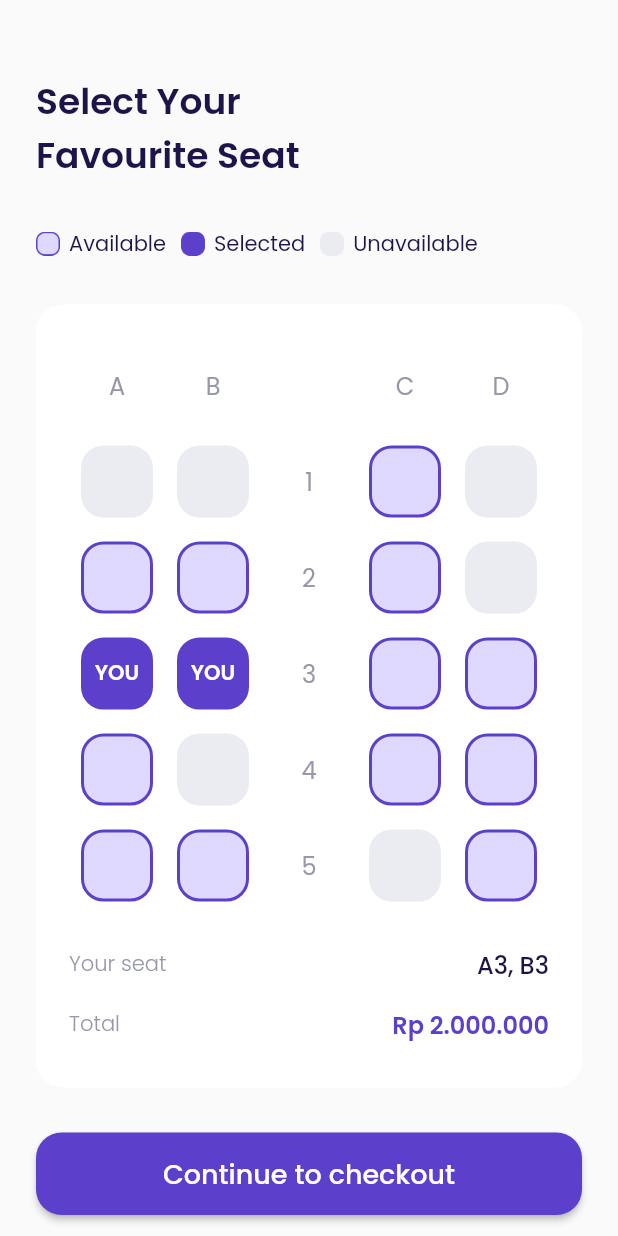
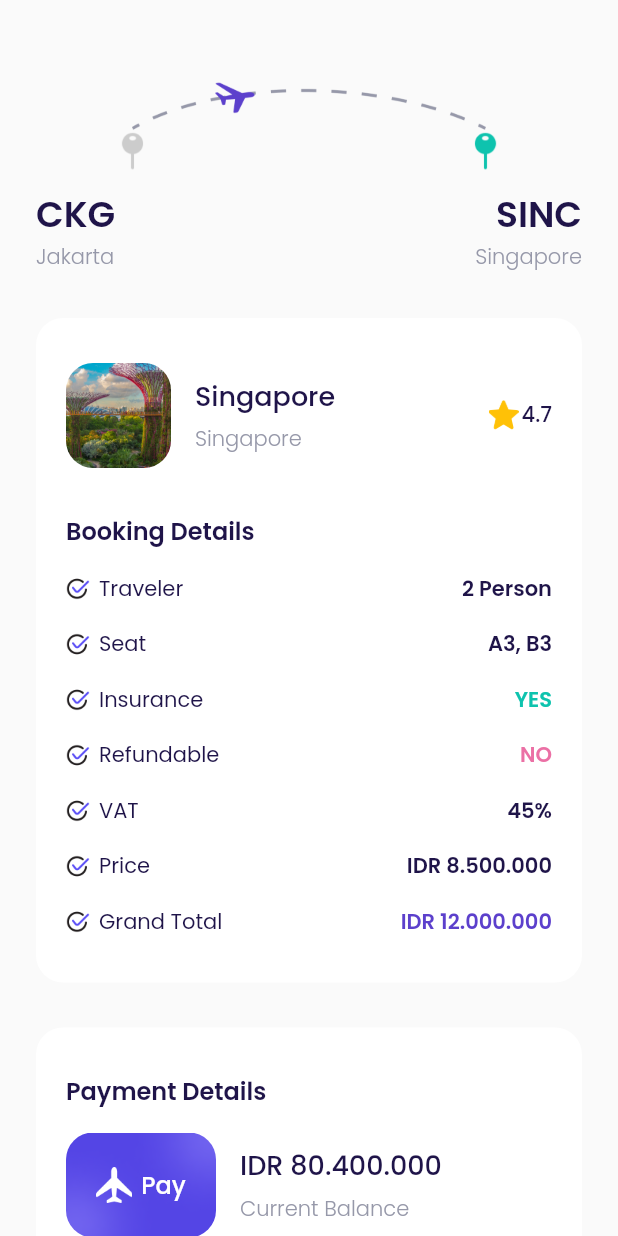
Before and after one commit to uzifauzi/Airplane-App, a Flutter app: the ChooseSeatPage screen opened directly, after a tap on "Continue to checkout", on a phone screen of 412 x 824 dp. Run offline on Flutter 3.47's test engine with Material 2 defaults, Android fonts, the phone set to English and light mode, and no system bars; our stand-ins replace google_fonts; missing offline and left inert: dart:ffi.

Commit message:
refactor: finish checkoutpage

```diff
--- /dev/null
+++ b/lib/ui/pages/checkout_page.dart
@@ -0,0 +1,364 @@
+import 'package:airplane_app/shared/theme.dart';
+import 'package:airplane_app/ui/widgets/booking_detail_item.dart';
+import 'package:airplane_app/ui/widgets/custom_button.dart';
+import 'package:flutter/material.dart';
+
+class CheckoutPage extends StatelessWidget {
+  const CheckoutPage({super.key});
+
+  @override
+  Widget build(BuildContext context) {
+    Widget route() {
+      return Container(
+        margin: EdgeInsets.only(
+          top: 50,
+        ),
+        child: Column(
+          children: [
+            Container(
+              width: 291,
+              height: 65,
+              margin: EdgeInsets.only(
+                bottom: 10,
+              ),
+              decoration: BoxDecoration(
+                  image: DecorationImage(
+                      image: AssetImage(
+                'assets/image_checkout.png',
+              ))),
+            ),
+            Row(
+              mainAxisAlignment: MainAxisAlignment.spaceBetween,
+              children: [
+                Column(
+                  crossAxisAlignment: CrossAxisAlignment.start,
+                  children: [
+                    Text(
+                      'CKG',
+                      style: blackTextStyle.copyWith(
+                        fontSize: 24,
+                        fontWeight: semiBold,
+                      ),
+                    ),
+                    Text(
+                      'Jakarta',
+                      style: greyTextStyle.copyWith(
+                        fontWeight: light,
+                      ),
+                    )
+                  ],
+                ),
+                Column(
+                  crossAxisAlignment: CrossAxisAlignment.end,
+                  children: [
+                    Text(
+                      'SINC',
+                      style: blackTextStyle.copyWith(
+                        fontSize: 24,
+                        fontWeight: semiBold,
+                      ),
+                    ),
+                    Text(
+                      'Singapore',
+                      style: greyTextStyle.copyWith(
+                        fontWeight: light,
+                      ),
+                    )
+                  ],
+                )
+              ],
+            )
+          ],
+        ),
+      );
+    }
+
+    Widget bookingDetails() {
+      return Container(
+        padding: EdgeInsets.symmetric(
+          horizontal: 20,
+          vertical: 30,
+        ),
+        margin: EdgeInsets.only(
+          top: 30,
+        ),
+        decoration: BoxDecoration(
+            color: kWhiteColor,
+            borderRadius: BorderRadius.circular(
+              18,
+            )),
+        child: Column(
+          crossAxisAlignment: CrossAxisAlignment.start,
+          children: [
+            // INI DESTINATION TILE
+            Row(
+              children: [
+                Container(
+                  width: 70,
+                  height: 70,
+                  margin: EdgeInsets.only(
+                    right: 16,
+                  ),
+                  decoration: BoxDecoration(
+                      borderRadius: BorderRadius.circular(18),
+                      image: DecorationImage(
+                          fit: BoxFit.cover,
+                          image: AssetImage(
+                            'assets/image_destination1.jpg',
+                          ))),
+                ),
+                Expanded(
+                  child: Column(
+                    crossAxisAlignment: CrossAxisAlignment.start,
+                    children: [
+                      Text(
+                        'Singapore',
+                        style: blackTextStyle.copyWith(
+                            fontSize: 18, fontWeight: medium),
+                      ),
+                      SizedBox(
+                        height: 5,
+                      ),
+                      Text(
+                        'Singapore',
+                        style: greyTextStyle.copyWith(
+                          fontWeight: light,
+                        ),
+                      ),
+                    ],
+                  ),
+                ),
+                Row(
+                  mainAxisAlignment: MainAxisAlignment.center,
+                  crossAxisAlignment: CrossAxisAlignment.start,
+                  children: [
+                    Container(
+                      width: 20,
+                      height: 20,
+                      margin: EdgeInsets.only(
+                        right: 2,
+                      ),
+                      decoration: BoxDecoration(
+                        image: DecorationImage(
+                            image: AssetImage(
+                          'assets/star.png',
+                        )),
+                      ),
+                    ),
+                    Text(
+                      '4.7',
+                      style: blackTextStyle.copyWith(
+                        fontWeight: medium,
+                      ),
+                    )
+                  ],
+                ),
+              ],
+            ),
+
+            // BOOKING DETAIL
+            Container(
+              margin: EdgeInsets.only(
+                top: 30,
+              ),
+              child: Text(
+                'Booking Details',
+                style: blackTextStyle.copyWith(
+                  fontSize: 16,
+                  fontWeight: semiBold,
+                ),
+              ),
+            ),
+
+            // BOOKING DETAIL ITEM
+            BookingDetailItem(
+              title: 'Traveler',
+              valueText: '2 Person',
+              valueColor: kBlackColor,
+            ),
+            BookingDetailItem(
+              title: 'Seat',
+              valueText: 'A3, B3',
+              valueColor: kBlackColor,
+            ),
+            BookingDetailItem(
+              title: 'Insurance',
+              valueText: 'YES',
+              valueColor: kGreenColor,
+            ),
+
+            BookingDetailItem(
+              title: 'Refundable',
+              valueText: 'NO',
+              valueColor: kRedColor,
+            ),
+            BookingDetailItem(
+              title: 'VAT',
+              valueText: '45%',
+              valueColor: kBlackColor,
+            ),
+            BookingDetailItem(
+              title: 'Price',
+              valueText: 'IDR 8.500.000',
+              valueColor: kBlackColor,
+            ),
+            BookingDetailItem(
+              title: 'Grand Total',
+              valueText: 'IDR 12.000.000',
+              valueColor: kPrimaryColor,
+            ),
+          ],
+        ),
+      );
+    }
+
+    Widget paymentDetail() {
+      return Container(
+        padding: EdgeInsets.symmetric(
+          horizontal: 20,
+          vertical: 30,
+        ),
+        margin: EdgeInsets.only(
+          top: 30,
+        ),
+        decoration: BoxDecoration(
+          color: kWhiteColor,
+          borderRadius: BorderRadius.circular(
+            18,
+          ),
+        ),
+        child: Column(
+          crossAxisAlignment: CrossAxisAlignment.start,
+          children: [
+            Text(
+              'Payment Details',
+              style: blackTextStyle.copyWith(
+                fontSize: 16,
+                fontWeight: semiBold,
+              ),
+            ),
+            Container(
+              margin: EdgeInsets.only(
+                top: 16,
+              ),
+              child: Row(
+                children: [
+                  Container(
+                    width: 100,
+                    height: 70,
+                    margin: EdgeInsets.only(
+                      right: 16,
+                    ),
+                    decoration: BoxDecoration(
+                        borderRadius: BorderRadius.circular(18),
+                        image: DecorationImage(
+                            fit: BoxFit.cover,
+                            image: AssetImage(
+                              'assets/image_card.png',
+                            ))),
+                    child: Center(
+                      child: Row(
+                        mainAxisAlignment: MainAxisAlignment.center,
+                        children: [
+                          Container(
+                            width: 24,
+                            height: 24,
+                            margin: EdgeInsets.only(
+                              right: 6,
+                            ),
+                            decoration: BoxDecoration(
+                                image: DecorationImage(
+                                    image: AssetImage(
+                              'assets/icon_plane.png',
+                            ))),
+                          ),
+                          Text(
+                            'Pay',
+                            style: whiteTextStyle.copyWith(
+                              fontSize: 16,
+                              fontWeight: medium,
+                            ),
+                          ),
+                        ],
+                      ),
+                    ),
+                  ),
+                  Expanded(
+                    child: Column(
+                      crossAxisAlignment: CrossAxisAlignment.start,
+                      children: [
+                        Text(
+                          'IDR 80.400.000',
+                          style: blackTextStyle.copyWith(
+                            fontSize: 18,
+                            fontWeight: medium,
+                          ),
+                        ),
+                        SizedBox(
+                          height: 5,
+                        ),
+                        Text(
+                          'Current Balance',
+                          style: greyTextStyle.copyWith(
+                            fontWeight: light,
+                          ),
+                        )
+                      ],
+                    ),
+                  )
+                ],
+              ),
+            )
+          ],
+        ),
+      );
+    }
+
+    Widget payButton() {
+      return Container(
+        margin: EdgeInsets.only(
+          top: 30,
+        ),
+        child: CustomButton(
+          title: 'Pay Now',
+          onPressed: () {},
+        ),
+      );
+    }
+
+    Widget tacButton() {
+      return Container(
+          alignment: Alignment.center,
+          margin: EdgeInsets.only(
+            top: 30,
+            bottom: 30,
+          ),
+          child: Text(
+            'Terms and Condition',
+            style: greyTextStyle.copyWith(
+              fontSize: 16,
+              fontWeight: light,
+              decoration: TextDecoration.underline,
+            ),
+          ));
+    }
+
+    return Scaffold(
+      backgroundColor: kBackgroundColor,
+      body: SafeArea(
+        child: ListView(
+          padding: EdgeInsets.symmetric(
+            horizontal: defaultMargin,
+          ),
+          children: [
+            route(),
+            bookingDetails(),
+            paymentDetail(),
+            payButton(),
+            tacButton(),
+          ],
+        ),
+      ),
+    );
+  }
+}
--- a/lib/ui/pages/choose_seat_page.dart
+++ b/lib/ui/pages/choose_seat_page.dart
@@ -1,4 +1,5 @@
 import 'package:airplane_app/shared/theme.dart';
+import 'package:airplane_app/ui/pages/checkout_page.dart';
 import 'package:airplane_app/ui/widgets/custom_button.dart';
 import 'package:airplane_app/ui/widgets/seat_item.dart';
 import 'package:flutter/material.dart';
@@ -403,7 +404,10 @@ class ChooseSeatPage extends StatelessWidget {
         ),
         child: CustomButton(
           title: 'Continue to checkout',
-          onPressed: () {},
+          onPressed: () {
+            Navigator.push(context,
+                MaterialPageRoute(builder: (context) => CheckoutPage()));
+          },
         ),
       );
     }
--- /dev/null
+++ b/lib/ui/widgets/booking_detail_item.dart
@@ -0,0 +1,50 @@
+import 'package:airplane_app/shared/theme.dart';
+import 'package:flutter/material.dart';
+
+class BookingDetailItem extends StatelessWidget {
+  final String title;
+  final String valueText;
+  final Color valueColor;
+  const BookingDetailItem(
+      {super.key,
+      required this.title,
+      required this.valueText,
+      required this.valueColor});
+
+  @override
+  Widget build(BuildContext context) {
+    return Container(
+      margin: EdgeInsets.only(
+        top: 16,
+      ),
+      child: Row(
+        children: [
+          Container(
+            width: 16,
+            height: 16,
+            margin: EdgeInsets.only(
+              right: 6,
+            ),
+            decoration: BoxDecoration(
+                image: DecorationImage(
+                    image: AssetImage(
+              'assets/icon_check.png',
+            ))),
+          ),
+          Text(
+            title,
+            style: blackTextStyle,
+          ),
+          Spacer(),
+          Text(
+            valueText,
+            style: blackTextStyle.copyWith(
+              fontWeight: semiBold,
+              color: valueColor,
+            ),
+          )
+        ],
+      ),
+    );
+  }
+}
```
Also changed, not shown: assets/image_checkout.png.
